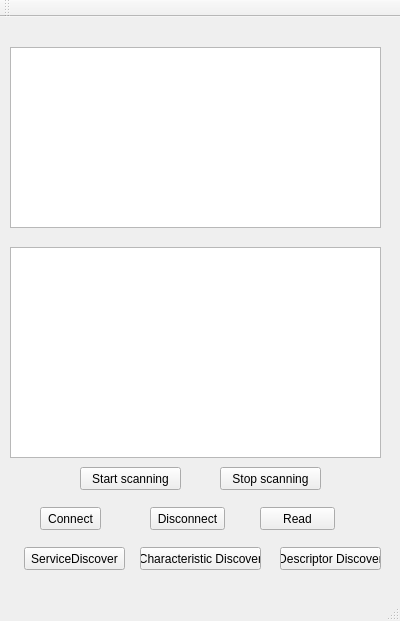
This is sensornode_gui.ui in tkrahn108/SensorNode as Qt 5 draws it before an edit. The edited form follows.
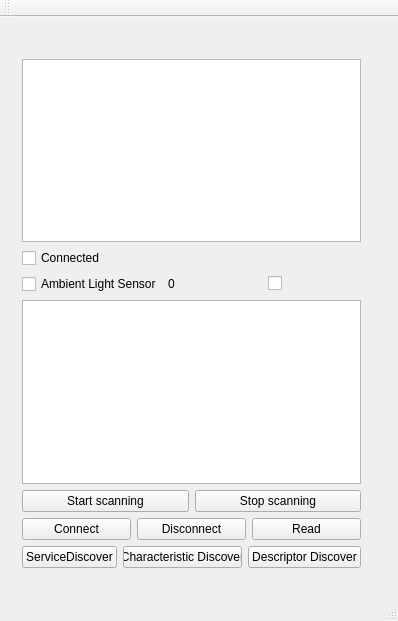
This is the edited form.

Commit message: Notification possible

```diff
--- a/sensornode_gui.ui
+++ b/sensornode_gui.ui
@@ -6,7 +6,7 @@
    <rect>
     <x>0</x>
     <y>0</y>
-    <width>400</width>
+    <width>398</width>
     <height>621</height>
    </rect>
   </property>
@@ -14,129 +14,123 @@
    <string>SensorNode_GUI</string>
   </property>
   <widget class="QWidget" name="centralWidget">
-   <widget class="QTextEdit" name="textEdit">
+   <widget class="QWidget" name="">
     <property name="geometry">
      <rect>
-      <x>10</x>
-      <y>230</y>
-      <width>371</width>
-      <height>211</height>
+      <x>11</x>
+      <y>31</y>
+      <width>361</width>
+      <height>531</height>
      </rect>
     </property>
-   </widget>
+    <layout class="QVBoxLayout" name="verticalLayout">
+     <item>
+      <widget class="QListWidget" name="deviceListWidget"/>
+     </item>
+     <item>
+      <widget class="QCheckBox" name="checkBoxConnected">
+       <property name="text">
+        <string>Connected</string>
+       </property>
+      </widget>
+     </item>
+     <item>
+      <layout class="QHBoxLayout" name="horizontalLayout_4">
+       <item>
+        <widget class="QCheckBox" name="checkBoxALSensor">
+         <property name="text">
+          <string>Ambient Light Sensor</string>
+         </property>
+        </widget>
+       </item>
+       <item>
+        <widget class="QLabel" name="luxValue">
+         <property name="text">
+          <string>0</string>
+         </property>
+        </widget>
+       </item>
+       <item>
+        <widget class="QCheckBox" name="checkBoxNotificationAL">
+         <property name="text">
+          <string/>
+         </property>
+        </widget>
+       </item>
+      </layout>
+     </item>
+     <item>
+      <widget class="QTextEdit" name="textEdit"/>
+     </item>
+     <item>
+      <layout class="QHBoxLayout" name="horizontalLayout">
+       <item>
    <widget class="QPushButton" name="pushButtonStartScanning">
-    <property name="geometry">
-     <rect>
-      <x>80</x>
-      <y>450</y>
-      <width>101</width>
-      <height>23</height>
-     </rect>
-    </property>
     <property name="text">
      <string>Start scanning</string>
     </property>
    </widget>
+       </item>
+       <item>
    <widget class="QPushButton" name="pushButtonStopScanning">
-    <property name="geometry">
-     <rect>
-      <x>220</x>
-      <y>450</y>
-      <width>101</width>
-      <height>23</height>
-     </rect>
-    </property>
     <property name="text">
      <string>Stop scanning</string>
     </property>
    </widget>
+       </item>
+      </layout>
+     </item>
+     <item>
+      <layout class="QHBoxLayout" name="horizontalLayout_2">
+       <item>
    <widget class="QPushButton" name="pushButtonConnect">
-    <property name="geometry">
-     <rect>
-      <x>40</x>
-      <y>490</y>
-      <width>61</width>
-      <height>23</height>
-     </rect>
-    </property>
     <property name="text">
      <string>Connect</string>
     </property>
    </widget>
+       </item>
+       <item>
    <widget class="QPushButton" name="pushButtonDisconnect">
-    <property name="geometry">
-     <rect>
-      <x>150</x>
-      <y>490</y>
-      <width>75</width>
-      <height>23</height>
-     </rect>
-    </property>
     <property name="text">
      <string>Disconnect</string>
     </property>
    </widget>
-   <widget class="QListView" name="listViewDevices">
-    <property name="geometry">
-     <rect>
-      <x>10</x>
-      <y>30</y>
-      <width>371</width>
-      <height>181</height>
-     </rect>
-    </property>
-   </widget>
+       </item>
+       <item>
+        <widget class="QPushButton" name="pushButtonRead">
+         <property name="text">
+          <string>Read</string>
+         </property>
+        </widget>
+       </item>
+      </layout>
+     </item>
+     <item>
+      <layout class="QHBoxLayout" name="horizontalLayout_3">
+       <item>
    <widget class="QPushButton" name="pushButtonServiceDiscover">
-    <property name="geometry">
-     <rect>
-      <x>24</x>
-      <y>530</y>
-      <width>101</width>
-      <height>23</height>
-     </rect>
-    </property>
     <property name="text">
      <string>ServiceDiscover</string>
     </property>
    </widget>
+       </item>
+       <item>
    <widget class="QPushButton" name="pushButtonCharacterisitcDiscover">
-    <property name="geometry">
-     <rect>
-      <x>140</x>
-      <y>530</y>
-      <width>121</width>
-      <height>23</height>
-     </rect>
-    </property>
     <property name="text">
      <string>Characteristic Discover</string>
     </property>
    </widget>
+       </item>
+       <item>
    <widget class="QPushButton" name="pushButtonDescriptorDiscover">
-    <property name="geometry">
-     <rect>
-      <x>280</x>
-      <y>530</y>
-      <width>101</width>
-      <height>23</height>
-     </rect>
-    </property>
     <property name="text">
      <string>Descriptor Discover</string>
     </property>
    </widget>
-   <widget class="QPushButton" name="pushButtonRead">
-    <property name="geometry">
-     <rect>
-      <x>260</x>
-      <y>490</y>
-      <width>75</width>
-      <height>23</height>
-     </rect>
-    </property>
-    <property name="text">
-     <string>Read</string>
-    </property>
+       </item>
+      </layout>
+     </item>
+    </layout>
    </widget>
   </widget>
   <widget class="QMenuBar" name="menuBar">
```
Left out of the diff: 2 changed lines with no effect on the pictures. Lines whose indentation alone changed are shown as unchanged. The commit also changes 4 other files.
